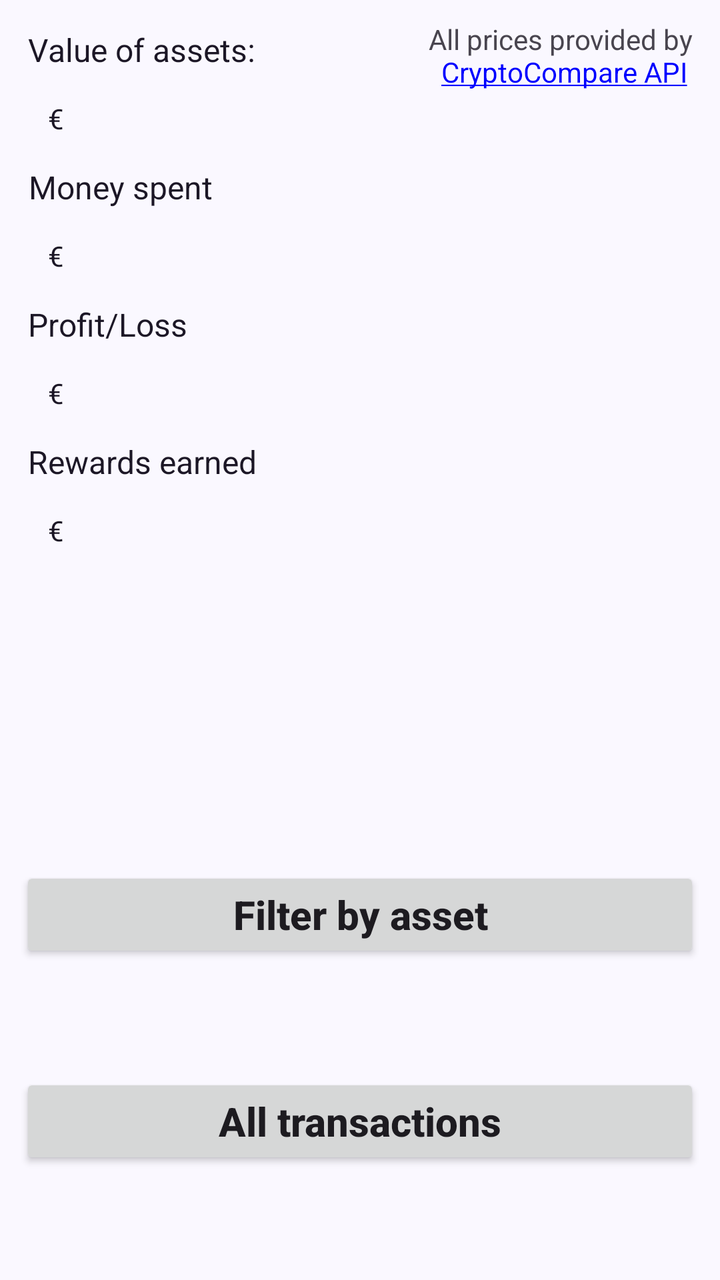
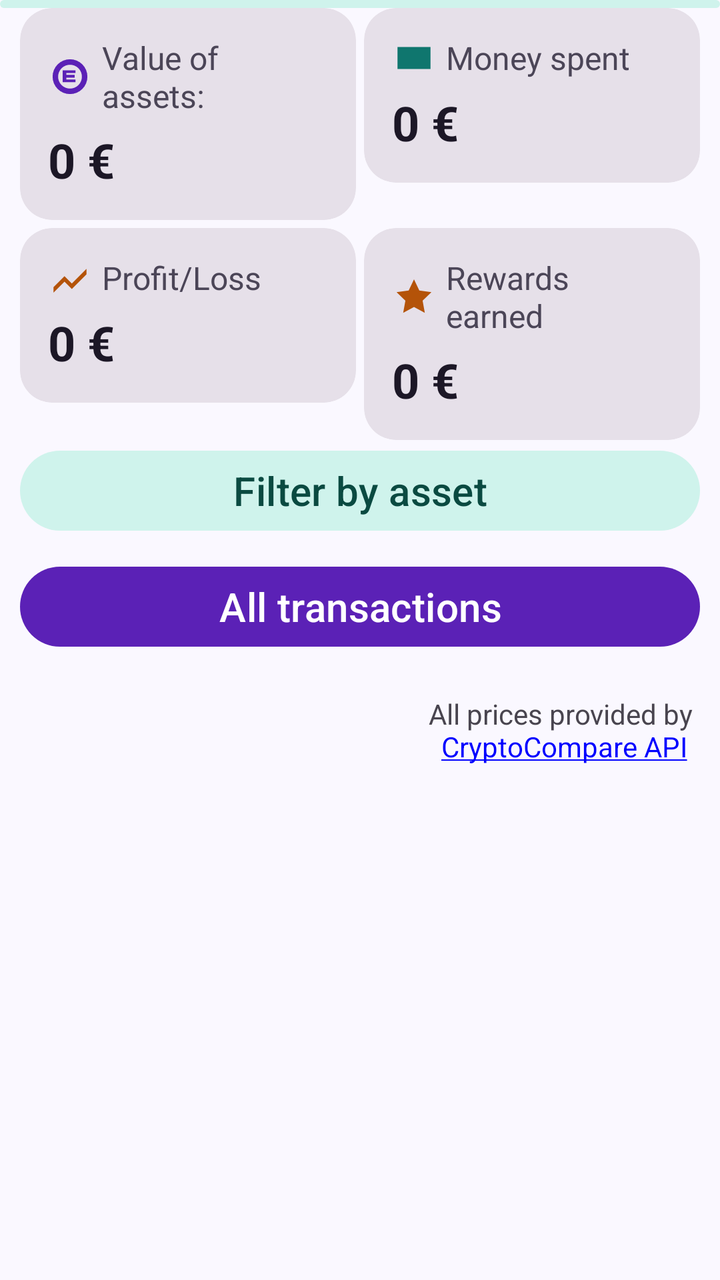

Two renders of the same Android screen: before a commit and after it. Below are the layout's source before the change and the commit's diff.
<!-- AndroidManifest.xml: application theme Theme.CDCsvParser -->
<!-- res/layout/activity_parse.xml -->
<?xml version="1.0" encoding="utf-8"?>
<androidx.constraintlayout.widget.ConstraintLayout xmlns:android="http://schemas.android.com/apk/res/android"
    xmlns:app="http://schemas.android.com/apk/res-auto"
    xmlns:tools="http://schemas.android.com/tools"
    android:layout_width="match_parent"
    android:layout_height="match_parent"
    tools:context=".ParseActivity">

    
    <TextView
        android:id="@+id/assets_value_label"
        android:layout_width="wrap_content"
        android:layout_height="wrap_content"
        android:layout_marginStart="@dimen/basic_text_start_end_margin"
        android:layout_marginTop="@dimen/parse_label_value_top_margin"
        android:text="@string/assets_value_label"
        android:textAlignment="center"
        android:textColor="?attr/colorOnSurface"
        android:textSize="@dimen/basic_labels_fontsize"
        app:layout_constraintStart_toStartOf="parent"
        app:layout_constraintTop_toTopOf="parent" />

    <TextView
        android:id="@+id/assets_valueP"
        android:layout_width="wrap_content"
        android:layout_height="wrap_content"
        android:layout_marginStart="@dimen/basic_text_second_level_start_margin"
        android:layout_marginTop="@dimen/parse_label_value_top_margin"
        android:text="@string/euro_sign"
        android:textAlignment="center"
        android:textColor="?attr/colorOnSurface"
        android:textSize="@dimen/basic_value_fontsize"
        app:layout_constraintStart_toStartOf="parent"
        app:layout_constraintTop_toBottomOf="@id/assets_value_label" />

    
    <TextView
        android:id="@+id/money_spent_label"
        android:layout_width="wrap_content"
        android:layout_height="wrap_content"
        android:layout_marginStart="@dimen/basic_text_start_end_margin"
        android:layout_marginTop="@dimen/parse_label_value_top_margin"
        android:text="@string/money_spent_label"
        android:textAlignment="center"
        android:textColor="?attr/colorOnSurface"
        android:textSize="@dimen/basic_labels_fontsize"
        app:layout_constraintStart_toStartOf="parent"
        app:layout_constraintTop_toBottomOf="@id/assets_valueP" />

    <TextView
        android:id="@+id/money_spent_value"
        android:layout_width="wrap_content"
        android:layout_height="wrap_content"
        android:layout_marginStart="@dimen/basic_text_second_level_start_margin"
        android:layout_marginTop="@dimen/parse_label_value_top_margin"
        android:text="@string/euro_sign"
        android:textAlignment="center"
        android:textColor="?attr/colorOnSurface"
        android:textSize="@dimen/basic_value_fontsize"
        app:layout_constraintStart_toStartOf="parent"
        app:layout_constraintTop_toBottomOf="@id/money_spent_label" />

    
    <TextView
        android:id="@+id/profit_loss_label"
        android:layout_width="wrap_content"
        android:layout_height="wrap_content"
        android:layout_marginStart="@dimen/basic_text_start_end_margin"
        android:layout_marginTop="@dimen/parse_label_value_top_margin"
        android:text="@string/profit_loss"
        android:textAlignment="center"
        android:textColor="?attr/colorOnSurface"
        android:textSize="@dimen/basic_labels_fontsize"
        app:layout_constraintStart_toStartOf="parent"
        app:layout_constraintTop_toBottomOf="@id/money_spent_value" />

    <TextView
        android:id="@+id/profit_loss_value"
        android:layout_width="wrap_content"
        android:layout_height="wrap_content"
        android:layout_marginStart="@dimen/basic_text_second_level_start_margin"
        android:layout_marginTop="@dimen/parse_label_value_top_margin"
        android:text="@string/euro_sign"
        android:textAlignment="center"
        android:textColor="?attr/colorOnSurface"
        android:textSize="@dimen/basic_value_fontsize"
        app:layout_constraintStart_toStartOf="parent"
        app:layout_constraintTop_toBottomOf="@id/profit_loss_label" />

    
    <TextView
        android:id="@+id/rewards_label"
        android:layout_width="wrap_content"
        android:layout_height="wrap_content"
        android:layout_marginStart="@dimen/basic_text_start_end_margin"
        android:layout_marginTop="@dimen/parse_label_value_top_margin"
        android:text="@string/rewards_earned"
        android:textAlignment="center"
        android:textColor="?attr/colorOnSurface"
        android:textSize="@dimen/basic_labels_fontsize"
        app:layout_constraintStart_toStartOf="parent"
        app:layout_constraintTop_toBottomOf="@id/profit_loss_value" />

    <TextView
        android:id="@+id/rewards_value"
        android:layout_width="wrap_content"
        android:layout_height="wrap_content"
        android:layout_marginStart="@dimen/basic_text_second_level_start_margin"
        android:layout_marginTop="@dimen/parse_label_value_top_margin"
        android:text="@string/euro_sign"
        android:textAlignment="center"
        android:textColor="?attr/colorOnSurface"
        android:textSize="@dimen/basic_value_fontsize"
        app:layout_constraintStart_toStartOf="parent"
        app:layout_constraintTop_toBottomOf="@id/rewards_label" />

    
    <Button
        android:id="@+id/btn_filter"
        android:layout_width="match_parent"
        android:layout_height="wrap_content"
        android:layout_margin="@dimen/basic_start_end_margin"
        android:text="@string/filter_by_asset"
        android:textAllCaps="false"
        android:textSize="@dimen/basic_button_font"
        android:textStyle="bold"
        app:layout_constraintBottom_toBottomOf="parent"
        app:layout_constraintEnd_toEndOf="parent"
        app:layout_constraintStart_toStartOf="parent"
        app:layout_constraintTop_toBottomOf="@id/rewards_value" />

    <Button
        android:id="@+id/btn_all_tx"
        android:layout_width="match_parent"
        android:layout_height="wrap_content"
        android:layout_margin="@dimen/basic_start_end_margin"
        android:text="@string/all_transactions"
        android:textAllCaps="false"
        android:textSize="@dimen/basic_button_font"
        android:textStyle="bold"
        app:layout_constraintBottom_toBottomOf="parent"
        app:layout_constraintEnd_toEndOf="parent"
        app:layout_constraintStart_toStartOf="parent"
        app:layout_constraintTop_toBottomOf="@id/btn_filter"

        />

    <TextView
        android:id="@+id/coinGeckoApiLabel"
        android:layout_width="wrap_content"
        android:layout_height="wrap_content"
        android:layout_marginTop="@dimen/basic_start_end_margin"
        android:layout_marginEnd="@dimen/basic_start_end_margin"
        android:text="@string/coinGeckoAttribution"
        android:textAlignment="center"
        android:autoLink="web"
        android:textColorLink="@color/link_blue"
        app:layout_constraintEnd_toEndOf="parent"
        app:layout_constraintLeft_toRightOf="@id/assets_value_label"
        app:layout_constraintRight_toRightOf="parent"
        app:layout_constraintTop_toTopOf="parent" />

</androidx.constraintlayout.widget.ConstraintLayout>
<!-- resources referenced by this layout -->
<resources>
  <color name="link_blue">#0000FF</color>
  <dimen name="basic_button_font">20sp</dimen>
  <dimen name="basic_labels_fontsize">16sp</dimen>
  <dimen name="basic_start_end_margin">10dp</dimen>
  <dimen name="basic_text_second_level_start_margin">24dp</dimen>
  <dimen name="basic_text_start_end_margin">14dp</dimen>
  <dimen name="basic_value_fontsize">14sp</dimen>
  <dimen name="parse_label_value_top_margin">14dp</dimen>
  <string name="all_transactions">All transactions</string>
  <string name="euro_sign" translatable="false">€</string>
  <string name="filter_by_asset">Filter by asset</string>
  <string name="money_spent_label">Money spent</string>
  <string name="profit_loss">Profit/Loss</string>
  <string name="rewards_earned">Rewards earned</string>
  <color name="primary">#5B21B6</color>
  <color name="on_primary">#FFFFFF</color>
  <color name="primary_container">#E9E2FB</color>
  <color name="on_primary_container">#27116B</color>
  <color name="secondary">#0F766E</color>
  <color name="on_secondary">#FFFFFF</color>
  <color name="secondary_container">#CFF3EC</color>
  <color name="on_secondary_container">#0A4A41</color>
  <color name="tertiary">#B45309</color>
  <color name="on_tertiary">#FFFFFF</color>
  <color name="tertiary_container">#FDE8CB</color>
  <color name="on_tertiary_container">#3F2602</color>
  <color name="background">#FAF8FF</color>
  <color name="on_background">#1C1726</color>
  <color name="surface">#FAF8FF</color>
  <color name="on_surface">#1C1726</color>
  <color name="surface_variant">#E6E0EE</color>
  <color name="on_surface_variant">#4B4557</color>
  <color name="error">#BA1A1A</color>
  <color name="on_error">#FFFFFF</color>
  <!-- unchanged entries left out for length: 3 -->
</resources>

<!-- the commit's change to res/layout/activity_parse.xml (unified diff, before → after) -->
@@ -6,158 +6,278 @@
     android:layout_height="match_parent"
     tools:context=".ParseActivity">
 
-    
+    <com.google.android.material.progressindicator.LinearProgressIndicator
+        android:id="@+id/parse_progress"
+        android:layout_width="match_parent"
+        android:layout_height="wrap_content"
+        android:indeterminate="true"
+        app:indicatorColor="?attr/colorPrimary"
+        app:layout_constraintTop_toTopOf="parent" />
+
     <TextView
-        android:id="@+id/assets_value_label"
-        android:layout_width="wrap_content"
+        android:id="@+id/parse_status"
+        android:layout_width="0dp"
         android:layout_height="wrap_content"
         android:layout_marginStart="@dimen/basic_text_start_end_margin"
         android:layout_marginTop="@dimen/parse_label_value_top_margin"
-        android:text="@string/assets_value_label"
-        android:textAlignment="center"
-        android:textColor="?attr/colorOnSurface"
+        android:layout_marginEnd="@dimen/basic_text_start_end_margin"
+        android:text="@string/parsing_text"
+        android:textColor="?attr/colorOnSurfaceVariant"
         android:textSize="@dimen/basic_labels_fontsize"
-        app:layout_constraintStart_toStartOf="parent"
-        app:layout_constraintTop_toTopOf="parent" />
-
-    <TextView
-        android:id="@+id/assets_valueP"
-        android:layout_width="wrap_content"
-        android:layout_height="wrap_content"
-        android:layout_marginStart="@dimen/basic_text_second_level_start_margin"
-        android:layout_marginTop="@dimen/parse_label_value_top_margin"
-        android:text="@string/euro_sign"
-        android:textAlignment="center"
-        android:textColor="?attr/colorOnSurface"
-        android:textSize="@dimen/basic_value_fontsize"
-        app:layout_constraintStart_toStartOf="parent"
-        app:layout_constraintTop_toBottomOf="@id/assets_value_label" />
-
-    
-    <TextView
-        android:id="@+id/money_spent_label"
-        android:layout_width="wrap_content"
-        android:layout_height="wrap_content"
-        android:layout_marginStart="@dimen/basic_text_start_end_margin"
-        android:layout_marginTop="@dimen/parse_label_value_top_margin"
-        android:text="@string/money_spent_label"
-        android:textAlignment="center"
-        android:textColor="?attr/colorOnSurface"
-        android:textSize="@dimen/basic_labels_fontsize"
-        app:layout_constraintStart_toStartOf="parent"
-        app:layout_constraintTop_toBottomOf="@id/assets_valueP" />
-
-    <TextView
-        android:id="@+id/money_spent_value"
-        android:layout_width="wrap_content"
-        android:layout_height="wrap_content"
-        android:layout_marginStart="@dimen/basic_text_second_level_start_margin"
-        android:layout_marginTop="@dimen/parse_label_value_top_margin"
-        android:text="@string/euro_sign"
-        android:textAlignment="center"
-        android:textColor="?attr/colorOnSurface"
-        android:textSize="@dimen/basic_value_fontsize"
-        app:layout_constraintStart_toStartOf="parent"
-        app:layout_constraintTop_toBottomOf="@id/money_spent_label" />
-
-    
-    <TextView
-        android:id="@+id/profit_loss_label"
-        android:layout_width="wrap_content"
-        android:layout_height="wrap_content"
-        android:layout_marginStart="@dimen/basic_text_start_end_margin"
-        android:layout_marginTop="@dimen/parse_label_value_top_margin"
-        android:text="@string/profit_loss"
-        android:textAlignment="center"
-        android:textColor="?attr/colorOnSurface"
-        android:textSize="@dimen/basic_labels_fontsize"
-        app:layout_constraintStart_toStartOf="parent"
-        app:layout_constraintTop_toBottomOf="@id/money_spent_value" />
-
-    <TextView
-        android:id="@+id/profit_loss_value"
-        android:layout_width="wrap_content"
-        android:layout_height="wrap_content"
-        android:layout_marginStart="@dimen/basic_text_second_level_start_margin"
-        android:layout_marginTop="@dimen/parse_label_value_top_margin"
-        android:text="@string/euro_sign"
-        android:textAlignment="center"
-        android:textColor="?attr/colorOnSurface"
-        android:textSize="@dimen/basic_value_fontsize"
-        app:layout_constraintStart_toStartOf="parent"
-        app:layout_constraintTop_toBottomOf="@id/profit_loss_label" />
-
-    
-    <TextView
-        android:id="@+id/rewards_label"
-        android:layout_width="wrap_content"
-        android:layout_height="wrap_content"
-        android:layout_marginStart="@dimen/basic_text_start_end_margin"
-        android:layout_marginTop="@dimen/parse_label_value_top_margin"
-        android:text="@string/rewards_earned"
-        android:textAlignment="center"
-        android:textColor="?attr/colorOnSurface"
-        android:textSize="@dimen/basic_labels_fontsize"
-        app:layout_constraintStart_toStartOf="parent"
-        app:layout_constraintTop_toBottomOf="@id/profit_loss_value" />
-
-    <TextView
-        android:id="@+id/rewards_value"
-        android:layout_width="wrap_content"
-        android:layout_height="wrap_content"
-        android:layout_marginStart="@dimen/basic_text_second_level_start_margin"
-        android:layout_marginTop="@dimen/parse_label_value_top_margin"
-        android:text="@string/euro_sign"
-        android:textAlignment="center"
-        android:textColor="?attr/colorOnSurface"
-        android:textSize="@dimen/basic_value_fontsize"
-        app:layout_constraintStart_toStartOf="parent"
-        app:layout_constraintTop_toBottomOf="@id/rewards_label" />
-
-    
-    <Button
+        android:visibility="gone"
+        app:layout_constraintEnd_toEndOf="parent"
+        app:layout_constraintStart_toStartOf="parent"
+        app:layout_constraintTop_toTopOf="parent"
+        tools:visibility="visible" />
+
+    <com.google.android.material.card.MaterialCardView
+        android:id="@+id/card_assets"
+        style="@style/Widget.Material3.CardView.Filled"
+        android:layout_width="0dp"
+        android:layout_height="wrap_content"
+        android:layout_marginStart="@dimen/basic_start_end_margin"
+        android:layout_marginTop="4dp"
+        app:cardCornerRadius="16dp"
+        app:layout_constraintEnd_toStartOf="@id/card_spent"
+        app:layout_constraintStart_toStartOf="parent"
+        app:layout_constraintTop_toBottomOf="@id/parse_status">
+
+        <LinearLayout
+            android:layout_width="match_parent"
+            android:layout_height="wrap_content"
+            android:orientation="vertical"
+            android:padding="@dimen/basic_text_start_end_margin">
+
+            <LinearLayout
+                android:layout_width="match_parent"
+                android:layout_height="wrap_content"
+                android:gravity="center_vertical"
+                android:orientation="horizontal">
+
+                <ImageView
+                    android:layout_width="22dp"
+                    android:layout_height="22dp"
+                    android:contentDescription="@string/assets_value_label"
+                    android:src="@drawable/ic_savings_24"
+                    app:tint="?attr/colorPrimary" />
+
+                <TextView
+                    android:layout_width="wrap_content"
+                    android:layout_height="wrap_content"
+                    android:layout_marginStart="@dimen/progress_icon_text_margin_left"
+                    android:text="@string/assets_value_label"
+                    android:textColor="?attr/colorOnSurfaceVariant"
+                    android:textSize="@dimen/basic_labels_fontsize" />
+            </LinearLayout>
+
+            <TextView
+                android:id="@+id/assets_valueP"
+                android:layout_width="wrap_content"
+                android:layout_height="wrap_content"
+                android:layout_marginTop="@dimen/progress_icon_text_margin_left"
+                android:text="@string/metric_value_placeholder"
+                android:textColor="?attr/colorOnSurface"
+                android:textSize="24sp"
+                android:textStyle="bold" />
+        </LinearLayout>
+    </com.google.android.material.card.MaterialCardView>
+
+    <com.google.android.material.card.MaterialCardView
+        android:id="@+id/card_spent"
+        style="@style/Widget.Material3.CardView.Filled"
+        android:layout_width="0dp"
+        android:layout_height="wrap_content"
+        android:layout_marginEnd="@dimen/basic_start_end_margin"
+        android:layout_marginStart="4dp"
+        app:cardCornerRadius="16dp"
+        app:layout_constraintEnd_toEndOf="parent"
+        app:layout_constraintStart_toEndOf="@id/card_assets"
+        app:layout_constraintTop_toTopOf="@id/card_assets">
+
+        <LinearLayout
+            android:layout_width="match_parent"
+            android:layout_height="wrap_content"
+            android:orientation="vertical"
+            android:padding="@dimen/basic_text_start_end_margin">
+
+            <LinearLayout
+                android:layout_width="match_parent"
+                android:layout_height="wrap_content"
+                android:gravity="center_vertical"
+                android:orientation="horizontal">
+
+                <ImageView
+                    android:layout_width="22dp"
+                    android:layout_height="22dp"
+                    android:contentDescription="@string/money_spent_label"
+                    android:src="@drawable/ic_spending_24"
+                    app:tint="?attr/colorSecondary" />
+
+                <TextView
+                    android:layout_width="wrap_content"
+                    android:layout_height="wrap_content"
+                    android:layout_marginStart="@dimen/progress_icon_text_margin_left"
+                    android:text="@string/money_spent_label"
+                    android:textColor="?attr/colorOnSurfaceVariant"
+                    android:textSize="@dimen/basic_labels_fontsize" />
+            </LinearLayout>
+
+            <TextView
+                android:id="@+id/money_spent_value"
+                android:layout_width="wrap_content"
+                android:layout_height="wrap_content"
+                android:layout_marginTop="@dimen/progress_icon_text_margin_left"
+                android:text="@string/metric_value_placeholder"
+                android:textColor="?attr/colorOnSurface"
+                android:textSize="24sp"
+                android:textStyle="bold" />
+        </LinearLayout>
+    </com.google.android.material.card.MaterialCardView>
+
+    <com.google.android.material.card.MaterialCardView
+        android:id="@+id/card_pl"
+        style="@style/Widget.Material3.CardView.Filled"
+        android:layout_width="0dp"
+        android:layout_height="wrap_content"
+        android:layout_marginStart="@dimen/basic_start_end_margin"
+        android:layout_marginTop="4dp"
+        app:cardCornerRadius="16dp"
+        app:layout_constraintEnd_toStartOf="@id/card_rewards"
+        app:layout_constraintStart_toStartOf="parent"
+        app:layout_constraintTop_toBottomOf="@id/card_assets">
+
+        <LinearLayout
+            android:layout_width="match_parent"
+            android:layout_height="wrap_content"
+            android:orientation="vertical"
+            android:padding="@dimen/basic_text_start_end_margin">
+
+            <LinearLayout
+                android:layout_width="match_parent"
+                android:layout_height="wrap_content"
+                android:gravity="center_vertical"
+                android:orientation="horizontal">
+
+                <ImageView
+                    android:layout_width="22dp"
+                    android:layout_height="22dp"
+                    android:contentDescription="@string/profit_loss"
+                    android:src="@drawable/ic_trending_24"
+                    app:tint="?attr/colorTertiary" />
+
+                <TextView
+                    android:layout_width="wrap_content"
+                    android:layout_height="wrap_content"
+                    android:layout_marginStart="@dimen/progress_icon_text_margin_left"
+                    android:text="@string/profit_loss"
+                    android:textColor="?attr/colorOnSurfaceVariant"
+                    android:textSize="@dimen/basic_labels_fontsize" />
+            </LinearLayout>
+
+            <TextView
+                android:id="@+id/profit_loss_value"
+                android:layout_width="wrap_content"
+                android:layout_height="wrap_content"
+                android:layout_marginTop="@dimen/progress_icon_text_margin_left"
+                android:text="@string/metric_value_placeholder"
+                android:textColor="?attr/colorOnSurface"
+                android:textSize="24sp"
+                android:textStyle="bold" />
+        </LinearLayout>
+    </com.google.android.material.card.MaterialCardView>
+
+    <com.google.android.material.card.MaterialCardView
+        android:id="@+id/card_rewards"
+        style="@style/Widget.Material3.CardView.Filled"
+        android:layout_width="0dp"
+        android:layout_height="wrap_content"
+        android:layout_marginEnd="@dimen/basic_start_end_margin"
+        android:layout_marginStart="4dp"
+        app:cardCornerRadius="16dp"
+        app:layout_constraintEnd_toEndOf="parent"
+        app:layout_constraintStart_toEndOf="@id/card_pl"
+        app:layout_constraintTop_toTopOf="@id/card_pl">
+
+        <LinearLayout
+            android:layout_width="match_parent"
+            android:layout_height="wrap_content"
+            android:orientation="vertical"
+            android:padding="@dimen/basic_text_start_end_margin">
+
+            <LinearLayout
+                android:layout_width="match_parent"
+                android:layout_height="wrap_content"
+                android:gravity="center_vertical"
+                android:orientation="horizontal">
+
+                <ImageView
+                    android:layout_width="22dp"
+                    android:layout_height="22dp"
+                    android:contentDescription="@string/rewards_earned"
+                    android:src="@drawable/ic_rewards_24"
+                    app:tint="?attr/colorTertiary" />
+
+                <TextView
+                    android:layout_width="wrap_content"
+                    android:layout_height="wrap_content"
+                    android:layout_marginStart="@dimen/progress_icon_text_margin_left"
+                    android:text="@string/rewards_earned"
+                    android:textColor="?attr/colorOnSurfaceVariant"
+                    android:textSize="@dimen/basic_labels_fontsize" />
+            </LinearLayout>
+
+            <TextView
+                android:id="@+id/rewards_value"
+                android:layout_width="wrap_content"
+                android:layout_height="wrap_content"
+                android:layout_marginTop="@dimen/progress_icon_text_margin_left"
+                android:text="@string/metric_value_placeholder"
+                android:textColor="?attr/colorOnSurface"
+                android:textSize="24sp"
+                android:textStyle="bold" />
+        </LinearLayout>
+    </com.google.android.material.card.MaterialCardView>
+
+    <com.google.android.material.button.MaterialButton
         android:id="@+id/btn_filter"
+        style="@style/Widget.Material3.Button.TonalButton"
         android:layout_width="match_parent"
         android:layout_height="wrap_content"
-        android:layout_margin="@dimen/basic_start_end_margin"
+        android:layout_marginStart="@dimen/basic_start_end_margin"
+        android:layout_marginEnd="@dimen/basic_start_end_margin"
+        android:layout_marginTop="@dimen/main_big_margin_bottom"
         android:text="@string/filter_by_asset"
         android:textAllCaps="false"
         android:textSize="@dimen/basic_button_font"
-        android:textStyle="bold"
-        app:layout_constraintBottom_toBottomOf="parent"
-        app:layout_constraintEnd_toEndOf="parent"
-        app:layout_constraintStart_toStartOf="parent"
-        app:layout_constraintTop_toBottomOf="@id/rewards_value" />
-
-    <Button
+        app:layout_constraintEnd_toEndOf="parent"
+        app:layout_constraintStart_toStartOf="parent"
+        app:layout_constraintTop_toBottomOf="@id/card_pl" />
+
+    <com.google.android.material.button.MaterialButton
         android:id="@+id/btn_all_tx"
         android:layout_width="match_parent"
         android:layout_height="wrap_content"
-        android:layout_margin="@dimen/basic_start_end_margin"
+        android:layout_marginStart="@dimen/basic_start_end_margin"
+        android:layout_marginEnd="@dimen/basic_start_end_margin"
+        android:layout_marginTop="@dimen/main_small_margin_bottom"
         android:text="@string/all_transactions"
         android:textAllCaps="false"
         android:textSize="@dimen/basic_button_font"
-        android:textStyle="bold"
-        app:layout_constraintBottom_toBottomOf="parent"
-        app:layout_constraintEnd_toEndOf="parent"
-        app:layout_constraintStart_toStartOf="parent"
-        app:layout_constraintTop_toBottomOf="@id/btn_filter"
-
-        />
+        app:layout_constraintEnd_toEndOf="parent"
+        app:layout_constraintStart_toStartOf="parent"
+        app:layout_constraintTop_toBottomOf="@id/btn_filter" />
 
     <TextView
         android:id="@+id/coinGeckoApiLabel"
         android:layout_width="wrap_content"
         android:layout_height="wrap_content"
-        android:layout_marginTop="@dimen/basic_start_end_margin"
-        android:layout_marginEnd="@dimen/basic_start_end_margin"
+        android:layout_marginEnd="@dimen/basic_start_end_margin"
+        android:layout_marginTop="@dimen/main_big_margin_bottom"
+        android:autoLink="web"
         android:text="@string/coinGeckoAttribution"
         android:textAlignment="center"
-        android:autoLink="web"
         android:textColorLink="@color/link_blue"
         app:layout_constraintEnd_toEndOf="parent"
-        app:layout_constraintLeft_toRightOf="@id/assets_value_label"
-        app:layout_constraintRight_toRightOf="parent"
-        app:layout_constraintTop_toTopOf="parent" />
+        app:layout_constraintTop_toBottomOf="@id/btn_all_tx" />
 
 </androidx.constraintlayout.widget.ConstraintLayout>
<!-- resource entries referenced after the edit -->
@@ -4,14 +4,72 @@
   <dimen name="basic_button_font">20sp</dimen>
   <dimen name="basic_labels_fontsize">16sp</dimen>
   <dimen name="basic_start_end_margin">10dp</dimen>
-  <dimen name="basic_text_second_level_start_margin">24dp</dimen>
   <dimen name="basic_text_start_end_margin">14dp</dimen>
-  <dimen name="basic_value_fontsize">14sp</dimen>
+  <dimen name="main_big_margin_bottom">20dp</dimen>
+  <dimen name="main_small_margin_bottom">10dp</dimen>
   <dimen name="parse_label_value_top_margin">14dp</dimen>
+  <dimen name="progress_icon_text_margin_left">5dp</dimen>
+  <!-- drawable ic_rewards_24 (drawable) -->
+  <?xml version="1.0" encoding="utf-8"?>
+  <vector xmlns:android="http://schemas.android.com/apk/res/android"
+      android:width="24dp"
+      android:height="24dp"
+      android:viewportWidth="24"
+      android:viewportHeight="24"
+      android:tint="?attr/colorControlNormal">
+      
+      <path
+          android:fillColor="@android:color/white"
+          android:pathData="M12,2.5 L14.9,8.6 L21.5,9.5 L16.7,14.2 L17.9,20.8 L12,17.6 L6.1,20.8 L7.3,14.2 L2.5,9.5 L9.1,8.6 Z" />
+  </vector>
+  <!-- drawable ic_savings_24 (drawable) -->
+  <?xml version="1.0" encoding="utf-8"?>
+  <vector xmlns:android="http://schemas.android.com/apk/res/android"
+      android:width="24dp"
+      android:height="24dp"
+      android:viewportWidth="24"
+      android:viewportHeight="24"
+      android:tint="?attr/colorControlNormal">
+      
+      <path
+          android:fillColor="@android:color/white"
+          android:pathData="M12,2.5 A9.5,9.5 0 1 0 12,21.5 A9.5,9.5 0 1 0 12,2.5 Z M12,5.5 A6.5,6.5 0 1 1 12,18.5 A6.5,6.5 0 1 1 12,5.5 Z" />
+      
+      <path
+          android:fillColor="@android:color/white"
+          android:pathData="M8,8.5 L15,8.5 L15,10 L10,10 L10,11 L14.5,11 L14.5,12.5 L10,12.5 L10,13.5 L15,13.5 L15,15 L8,15 Z" />
+  </vector>
+  <!-- drawable ic_spending_24 (drawable) -->
+  <?xml version="1.0" encoding="utf-8"?>
+  <vector xmlns:android="http://schemas.android.com/apk/res/android"
+      android:width="24dp"
+      android:height="24dp"
+      android:viewportWidth="24"
+      android:viewportHeight="24"
+      android:tint="?attr/colorControlNormal">
+      
+      <path
+          android:fillColor="@android:color/white"
+          android:pathData="M3,6 L21,6 L21,18 L3,18 Z M3,8 L21,8 L21,11 L3,11 Z M3,14 L21,14 L21,16 L13,16 L13,18 L3,18 Z" />
+  </vector>
+  <!-- drawable ic_trending_24 (drawable) -->
+  <?xml version="1.0" encoding="utf-8"?>
+  <vector xmlns:android="http://schemas.android.com/apk/res/android"
+      android:width="24dp"
+      android:height="24dp"
+      android:viewportWidth="24"
+      android:viewportHeight="24"
+      android:tint="?attr/colorControlNormal">
+      
+      <path
+          android:fillColor="@android:color/white"
+          android:pathData="M3,17 L9,11 L13,15 L21,7 L21,10 L13,18 L9,14 L3,20 Z" />
+  </vector>
   <string name="all_transactions">All transactions</string>
-  <string name="euro_sign" translatable="false">€</string>
   <string name="filter_by_asset">Filter by asset</string>
+  <string name="metric_value_placeholder">0 €</string>
   <string name="money_spent_label">Money spent</string>
+  <string name="parsing_text">Parsing your file…</string>
   <string name="profit_loss">Profit/Loss</string>
   <string name="rewards_earned">Rewards earned</string>
   <color name="primary">#5B21B6</color>
